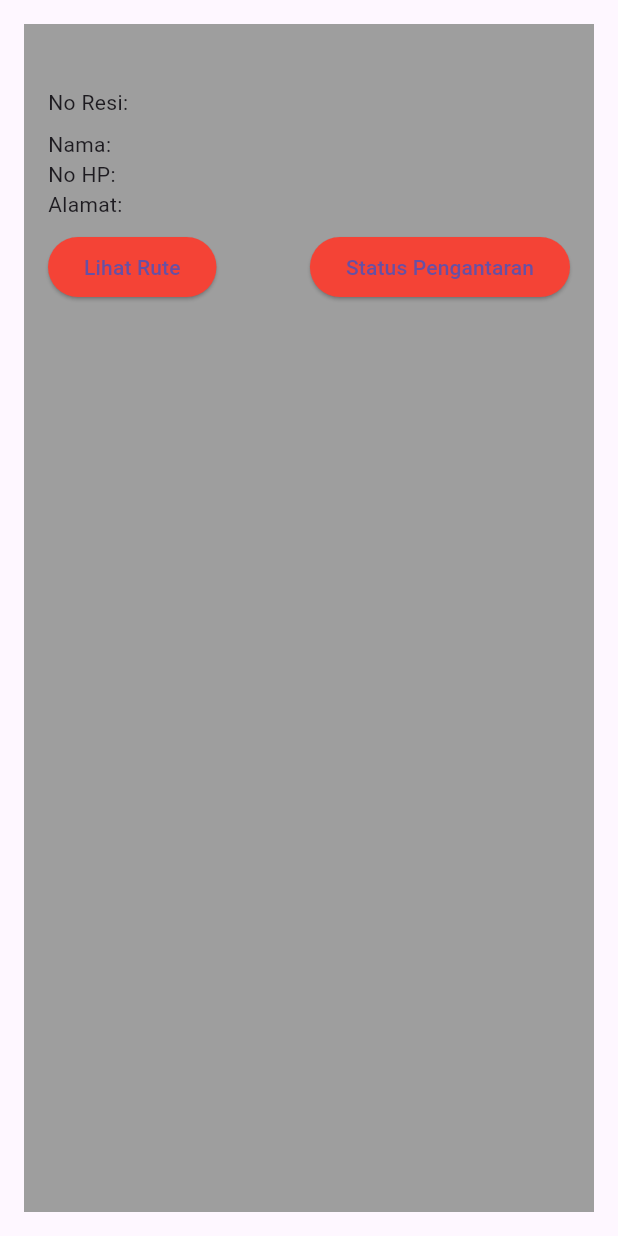
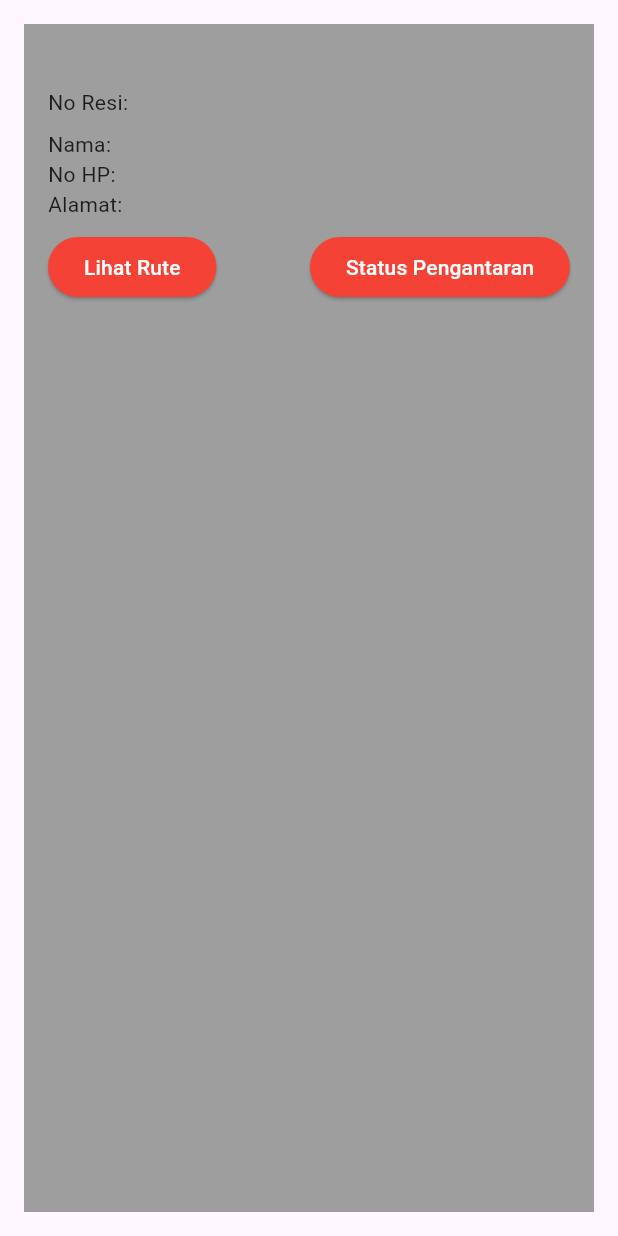
Before and after one commit to nazirxz/flutcepat, a Flutter app: the RouteCard widget shown alone on an empty page, opened directly with empty values, on a phone screen of 412 x 824 dp. Run offline on Flutter 3.47's test engine with Material 3 defaults, Android fonts, the phone set to English and light mode, and no system bars; our stand-ins replace dio, flutter_svg, google_fonts, shared_preferences; accounts and stored records are empty.

Commit message:
changing font color to white

```diff
--- a/lib/ui/RouteCard.dart
+++ b/lib/ui/RouteCard.dart
@@ -50,7 +50,11 @@ class RouteCard extends StatelessWidget {
                 style: ElevatedButton.styleFrom(
                   backgroundColor: Colors.red,
                 ),
-                child: Text("Lihat Rute"),
+                child: Text("Lihat Rute",
+                style: TextStyle(
+                  color: Colors.white
+                ),
+                ),
               ),
               ElevatedButton(
                 onPressed: () {
@@ -60,7 +64,11 @@ class RouteCard extends StatelessWidget {
                 style: ElevatedButton.styleFrom(
                   backgroundColor: Colors.red,
                 ),
-                child: Text("Status Pengantaran"),
+                child: Text("Status Pengantaran",
+                  style: TextStyle(
+                      color: Colors.white
+                  ),
+                ),
               ),
             ],
           ),
```
